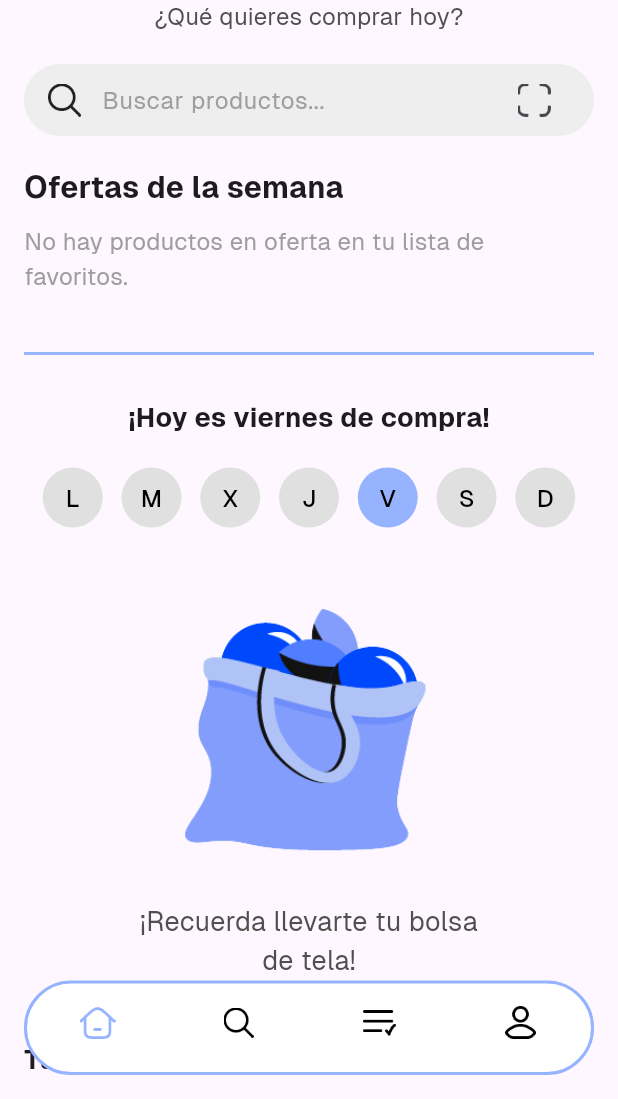
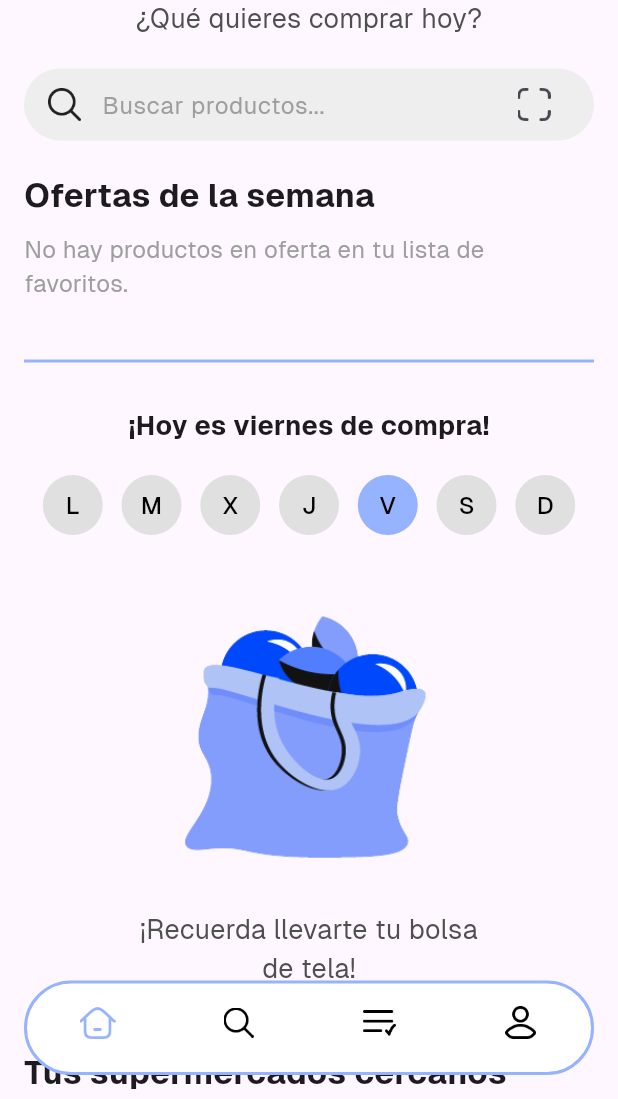
Before and after one commit to QuinoCode/Prizo, a Flutter app: the screen it shows after launch, on a phone screen of 412 x 824 dp, the part 137-1236 px from its top. Run offline on Flutter 3.47's test engine with Material 3 defaults, Android fonts, the phone set to English and light mode, and no system bars; our stand-ins replace diacritic, location, sqflite; missing offline and left inert: map_launcher, mobile_scanner; accounts and stored records are empty.

Commit message:
tamaño fuentes

```diff
--- a/lib/features/pantalla_inicio/presentation/pantalla_inicio_interfaz.dart
+++ b/lib/features/pantalla_inicio/presentation/pantalla_inicio_interfaz.dart
@@ -69,7 +69,7 @@ class _PantallaInicioState extends State<PantallaInicio> {
                     ),
                     Text(
                       '¿Qué quieres comprar hoy?',
-                      style: TextStyle(fontFamily: 'Geist', fontSize: 16, color: Color(0xFF504F4F)),
+                      style: TextStyle(fontFamily: 'Geist', fontSize: 18, color: Color(0xFF504F4F)),
                     ),
                   ],
                 ),
@@ -120,7 +120,7 @@ class _PantallaInicioState extends State<PantallaInicio> {
               SizedBox(height: 20),
               Text(
                 'Ofertas de la semana',
-                style: TextStyle(fontFamily: 'Geist', fontSize: 20, fontWeight: FontWeight.bold),
+                style: TextStyle(fontFamily: 'Geist', fontSize: 22, fontWeight: FontWeight.bold),
               ),
               SizedBox(height: 10),
               Column(
@@ -257,7 +257,7 @@ class _PantallaInicioState extends State<PantallaInicio> {
               SizedBox(height: 40),
               Text(
                 'Tus supermercados cercanos',
-                style: TextStyle(fontFamily: 'Geist', fontSize: 18, fontWeight: FontWeight.bold),
+                style: TextStyle(fontFamily: 'Geist', fontSize: 22, fontWeight: FontWeight.bold),
               ),
               SizedBox(height: 10),
               Container(
```
